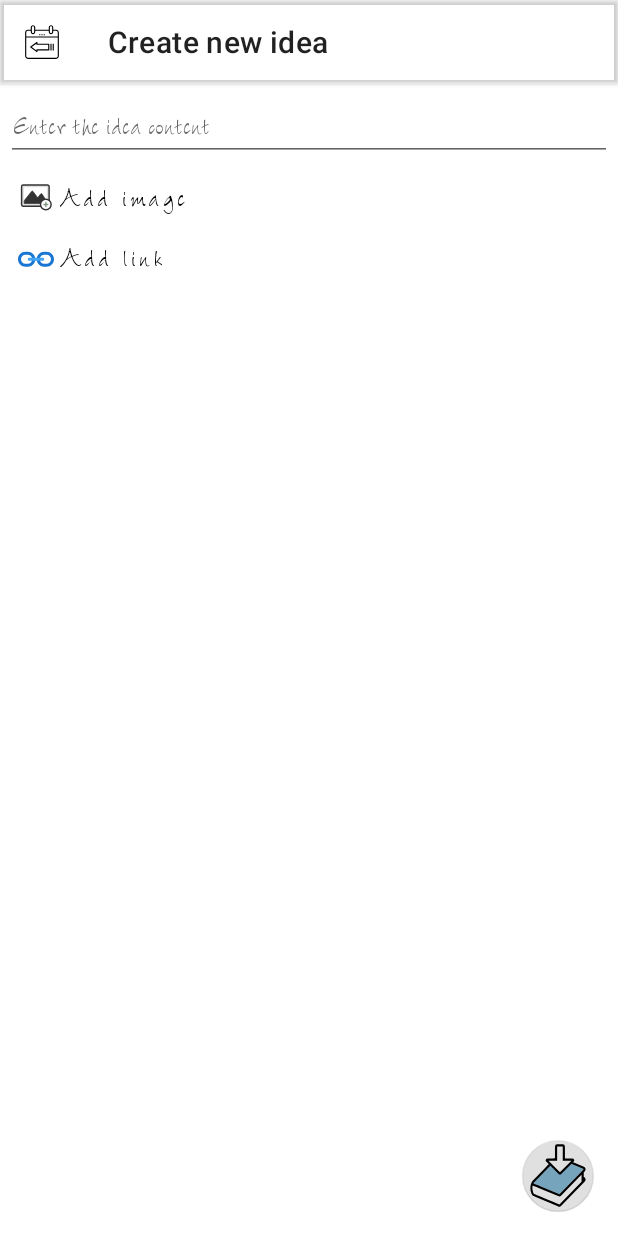
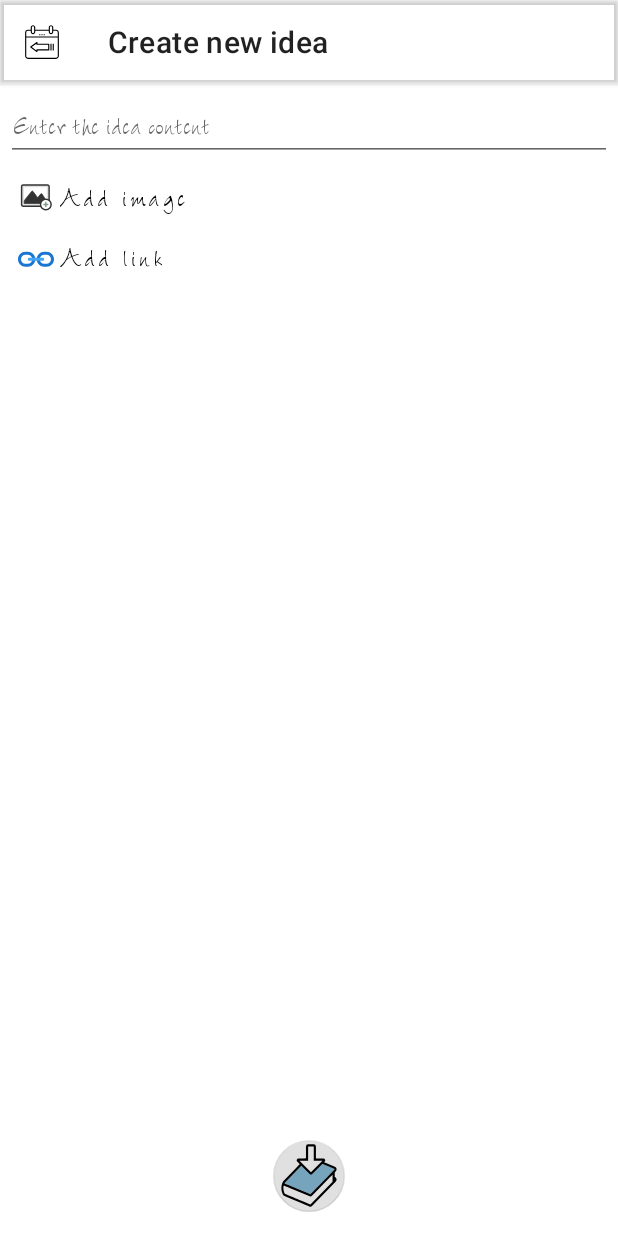
Before and after one commit to Yoji-kms/Motivation, an Android app: the CreateOrEditFragment screen opened through its navigation route, on a phone screen of 412 x 824 dp. Run offline under Robolectric (Android 15) with nearby library versions, the phone set to English and light mode, and no system bars; our stand-ins replace Dagger/Hilt's generated code, Room's generated code, data binding; libraries missing offline, so code that uses them is left out: androidx.hilt, androidx.hilt.lifecycle; pictures from the network do not load.

Commit message:
Fab centered

```diff
--- a/app/src/main/res/layout/fragment_create_or_edit.xml
+++ b/app/src/main/res/layout/fragment_create_or_edit.xml
@@ -155,5 +155,6 @@
         android:contentDescription="@string/save"
         android:foreground="@drawable/ic_save_to_list"
         app:layout_constraintBottom_toBottomOf="parent"
+        app:layout_constraintStart_toStartOf="parent"
         app:layout_constraintEnd_toEndOf="parent" />
 </androidx.constraintlayout.widget.ConstraintLayout>
```
Also changed, not shown: 1 other file.
